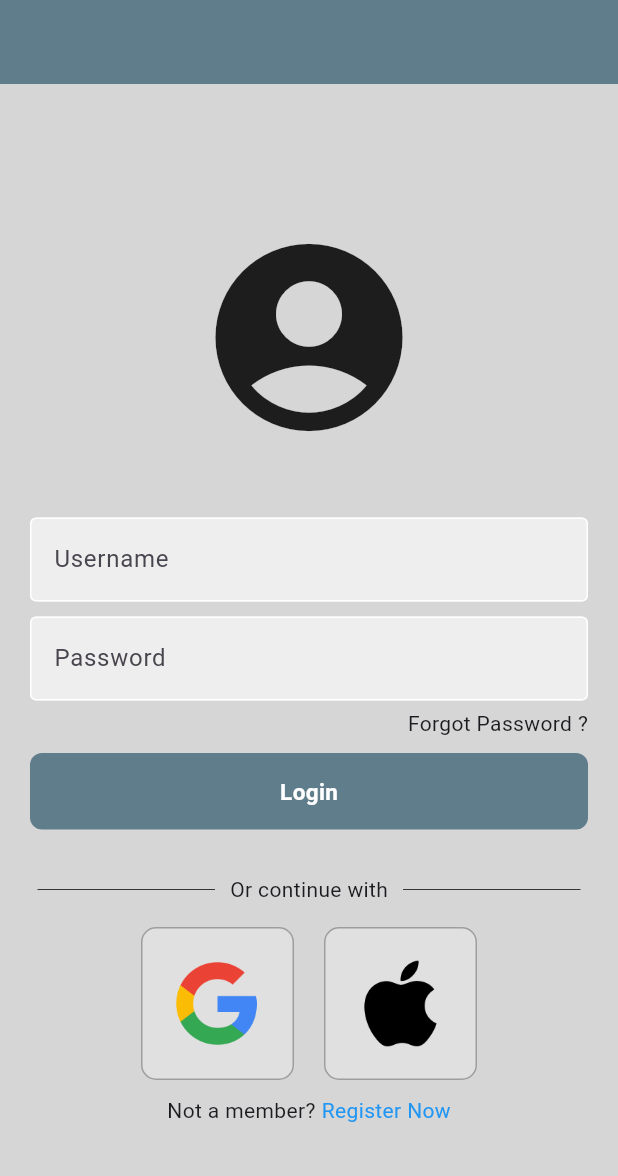
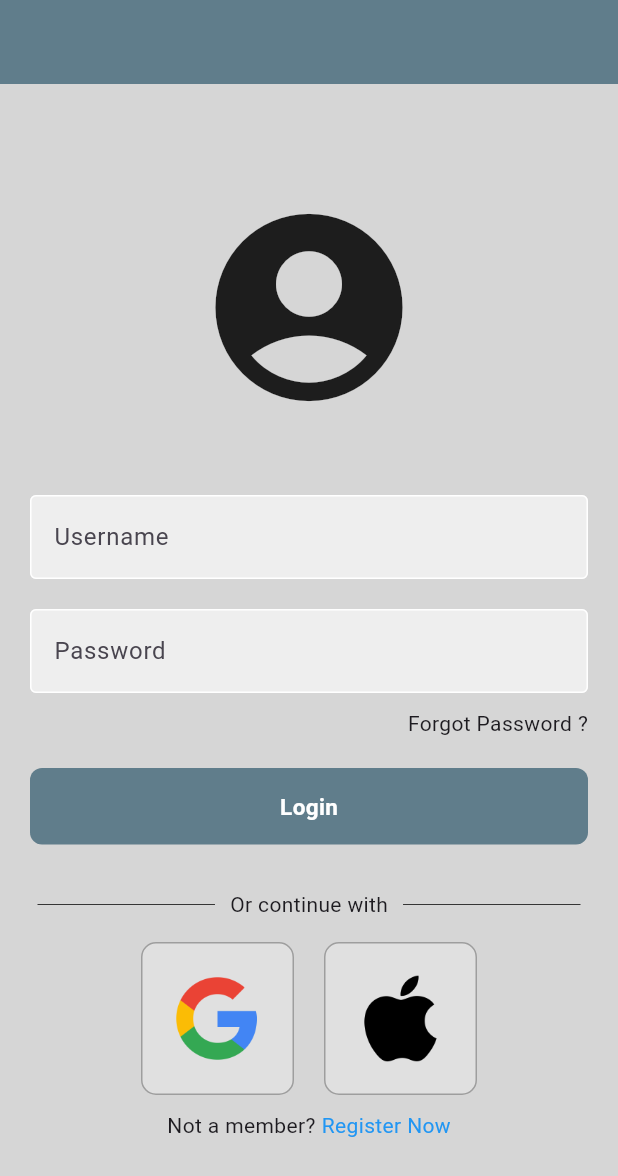
Before and after one commit to anjalievolvier/FlutterApp, a Flutter app: the screen it shows after launch, on a phone screen of 412 x 824 dp. Shown: the top 1176 px of the screen. Run offline on Flutter 3.47's test engine with Material 3 defaults, Android fonts, the phone set to English and light mode, and no system bars.

Commit message:
Login UI completed

```diff
--- a/lib/components/textfield.dart
+++ b/lib/components/textfield.dart
@@ -15,7 +15,7 @@ class MyTextfield extends StatelessWidget {
   @override
   Widget build(BuildContext context) {
     return Padding(
-      padding: const EdgeInsets.symmetric(horizontal: 20, vertical: 5),
+      padding: const EdgeInsets.symmetric(horizontal: 20, vertical: 10),
       child: TextField(
         controller: controller,
         obscureText: obscureText,
--- a/lib/screens/home_screen.dart
+++ b/lib/screens/home_screen.dart
@@ -23,7 +23,7 @@ class HomeScreen extends StatelessWidget {
             mainAxisAlignment: MainAxisAlignment.center,
             children: [
               const SizedBox(
-                height: 20,
+                height: 10,
               ),
               const Icon(
                 Icons.account_circle_rounded,
@@ -49,7 +49,7 @@ class HomeScreen extends StatelessWidget {
                   ],
                 ),
               ),
-              const SizedBox(height: 10),
+              const SizedBox(height: 20),
               MyButton(
                 onTap: signInUser,
               ),
```
